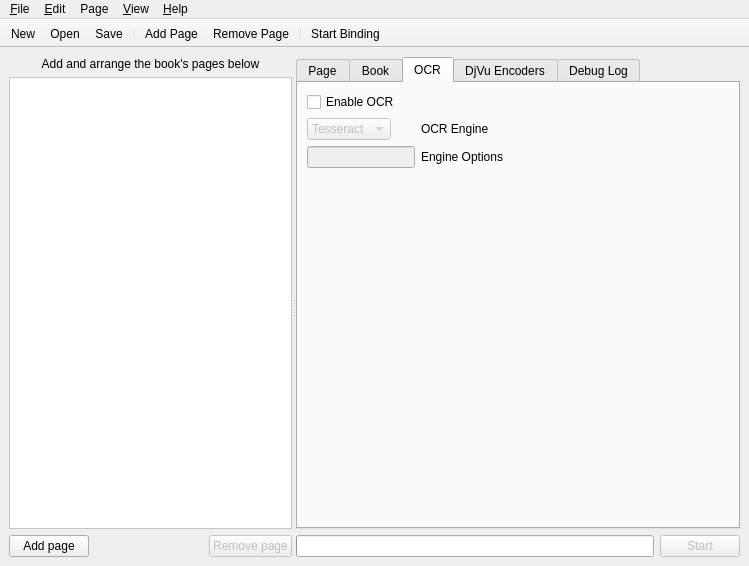
Before: the Qt Designer form ui/gui.ui in Blender3D/Bindery, drawn with Qt 5.
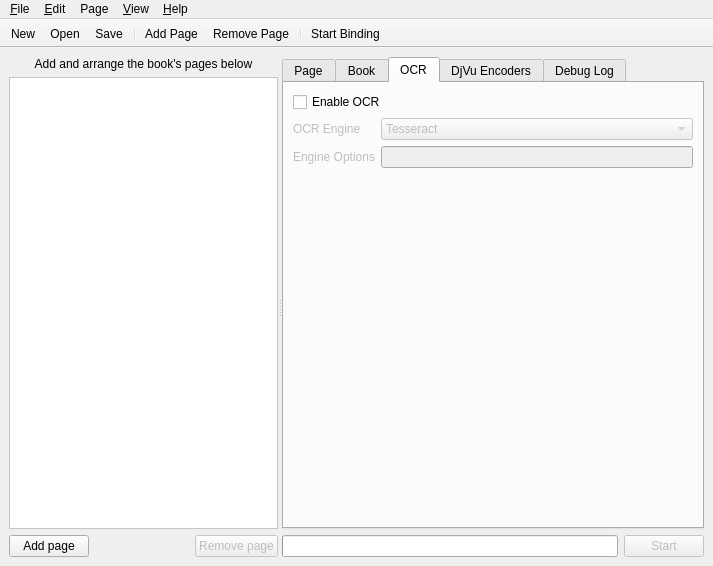
After: the same form once the commit is applied. The open tabs and pages were chosen to show the change. Icons and pictures are not drawn. Custom widgets are drawn as their Qt base class.

```diff
--- a/ui/gui.ui
+++ b/ui/gui.ui
@@ -9,7 +9,7 @@
    <rect>
     <x>0</x>
     <y>0</y>
-    <width>749</width>
+    <width>713</width>
     <height>566</height>
    </rect>
   </property>
@@ -30,7 +30,7 @@
       <property name="orientation">
        <enum>Qt::Horizontal</enum>
       </property>
-      <widget class="QWidget" name="">
+      <widget class="QWidget" name="layoutWidget">
        <layout class="QVBoxLayout" name="verticalLayout_3">
         <item>
          <layout class="QVBoxLayout" name="verticalLayout_2">
@@ -342,11 +342,8 @@
            <attribute name="title">
             <string>OCR</string>
            </attribute>
-           <layout class="QFormLayout" name="formLayout1">
-            <property name="fieldGrowthPolicy">
-             <enum>QFormLayout::AllNonFixedFieldsGrow</enum>
-            </property>
-            <item row="0" column="0" colspan="2">
+           <layout class="QGridLayout" name="gridLayout_3">
+            <item row="0" column="0">
              <widget class="QCheckBox" name="enableOCR">
               <property name="text">
                <string>Enable OCR</string>
@@ -354,47 +351,50 @@
              </widget>
             </item>
             <item row="1" column="0">
-             <widget class="QComboBox" name="ocrEngine">
+             <widget class="QFrame" name="frame">
               <property name="enabled">
                <bool>false</bool>
               </property>
-              <item>
-               <property name="text">
-                <string>Tesseract</string>
+              <layout class="QFormLayout" name="formLayout_2">
+               <property name="margin">
+                <number>0</number>
                </property>
-              </item>
-              <item>
-               <property name="text">
-                <string>Cuniform</string>
-               </property>
-              </item>
-             </widget>
-            </item>
-            <item row="1" column="1">
-             <widget class="QLabel" name="ocrEngineLabel">
-              <property name="text">
-               <string>OCR Engine</string>
-              </property>
-             </widget>
-            </item>
-            <item row="2" column="0">
-             <widget class="QLineEdit" name="ocrOptions">
-              <property name="enabled">
-               <bool>false</bool>
-              </property>
-              <property name="layoutDirection">
-               <enum>Qt::LeftToRight</enum>
-              </property>
-             </widget>
-            </item>
-            <item row="2" column="1">
-             <widget class="QLabel" name="ocrOptionsLabel">
-              <property name="enabled">
-               <bool>true</bool>
-              </property>
-              <property name="text">
-               <string>Engine Options</string>
-              </property>
+               <item row="0" column="0">
+                <widget class="QLabel" name="ocrEngineLabel">
+                 <property name="text">
+                  <string>OCR Engine</string>
+                 </property>
+                </widget>
+               </item>
+               <item row="0" column="1">
+                <widget class="QComboBox" name="ocrEngine">
+                 <item>
+                  <property name="text">
+                   <string>Tesseract</string>
+                  </property>
+                 </item>
+                 <item>
+                  <property name="text">
+                   <string>Cuniform</string>
+                  </property>
+                 </item>
+                </widget>
+               </item>
+               <item row="1" column="0">
+                <widget class="QLabel" name="ocrOptionsLabel">
+                 <property name="text">
+                  <string>Engine Options</string>
+                 </property>
+                </widget>
+               </item>
+               <item row="1" column="1">
+                <widget class="QLineEdit" name="ocrOptions">
+                 <property name="layoutDirection">
+                  <enum>Qt::LeftToRight</enum>
+                 </property>
+                </widget>
+               </item>
+              </layout>
              </widget>
             </item>
            </layout>
@@ -517,7 +517,10 @@
             </item>
            </layout>
           </widget>
-          <widget class="QWidget" name="tab">
+          <widget class="QWidget" name="debugTab">
+           <property name="enabled">
+            <bool>true</bool>
+           </property>
            <attribute name="title">
             <string>Debug Log</string>
            </attribute>
@@ -584,7 +587,7 @@
     <rect>
      <x>0</x>
      <y>0</y>
-     <width>749</width>
+     <width>713</width>
      <height>25</height>
     </rect>
    </property>
@@ -809,6 +812,11 @@
    <extends>QTextEdit</extends>
    <header>DebugLog</header>
   </customwidget>
+  <customwidget>
+   <class>ImageViewerWidget</class>
+   <extends>QGraphicsView</extends>
+   <header>ImageViewerWidget</header>
+  </customwidget>
  </customwidgets>
  <resources>
   <include location="resources.qrc"/>
```
Left out of the diff: 107 changed lines with no effect on the pictures.
